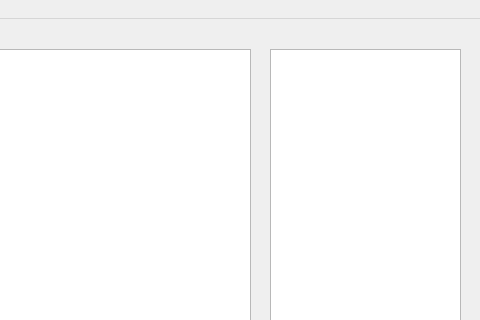
Above: editor.ui from kemm0/map-editor before the change; both pictures show x 320 to 800 and y 0 to 320 of the 800 by 600 pixel window. Below: the same form after it.
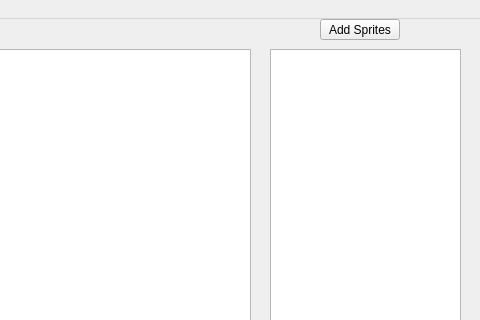
That is the form after the change.

Diff of the .ui file:
```diff
--- a/editor.ui
+++ b/editor.ui
@@ -39,6 +39,19 @@
      </item>
     </layout>
    </widget>
+   <widget class="QPushButton" name="openSpriteFiles">
+    <property name="geometry">
+     <rect>
+      <x>640</x>
+      <y>0</y>
+      <width>80</width>
+      <height>21</height>
+     </rect>
+    </property>
+    <property name="text">
+     <string>Add Sprites</string>
+    </property>
+   </widget>
   </widget>
   <widget class="QMenuBar" name="menubar">
    <property name="geometry">
```
Left out of the diff: 2 changed lines with no effect on the pictures.
